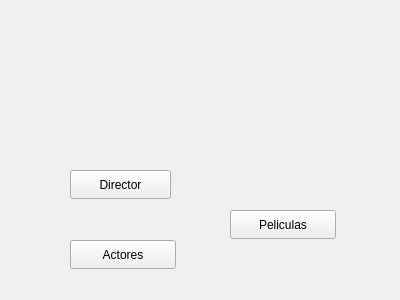
Above: ProyectoTallerCine2.ui from jandy92/ProyectoTallerCine before the change. Below: the same form after it.
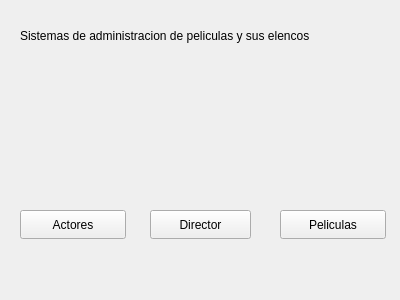
That is the form after the change. Icons and pictures are not drawn.

Diff of the .ui file:
```diff
--- a/ProyectoTallerCine2.ui
+++ b/ProyectoTallerCine2.ui
@@ -16,8 +16,8 @@
   <widget class="QPushButton" name="Director">
    <property name="geometry">
     <rect>
-     <x>70</x>
-     <y>170</y>
+     <x>150</x>
+     <y>210</y>
      <width>101</width>
      <height>29</height>
     </rect>
@@ -29,8 +29,8 @@
   <widget class="QPushButton" name="Actores">
    <property name="geometry">
     <rect>
-     <x>70</x>
-     <y>240</y>
+     <x>20</x>
+     <y>210</y>
      <width>106</width>
      <height>29</height>
     </rect>
@@ -42,7 +42,7 @@
   <widget class="QPushButton" name="Peliculas">
    <property name="geometry">
     <rect>
-     <x>230</x>
+     <x>280</x>
      <y>210</y>
      <width>106</width>
      <height>29</height>
@@ -52,6 +52,38 @@
     <string>Peliculas</string>
    </property>
   </widget>
+  <widget class="QLabel" name="label">
+   <property name="geometry">
+    <rect>
+     <x>-10</x>
+     <y>70</y>
+     <width>411</width>
+     <height>121</height>
+    </rect>
+   </property>
+   <property name="text">
+    <string/>
+   </property>
+   <property name="pixmap">
+    <pixmap>fondo.jpg</pixmap>
+   </property>
+   <property name="scaledContents">
+    <bool>true</bool>
+   </property>
+  </widget>
+  <widget class="QLabel" name="label_2">
+   <property name="geometry">
+    <rect>
+     <x>20</x>
+     <y>10</y>
+     <width>381</width>
+     <height>51</height>
+    </rect>
+   </property>
+   <property name="text">
+    <string>Sistemas de administracion de peliculas y sus elencos</string>
+   </property>
+  </widget>
  </widget>
  <resources/>
  <connections/>
```
